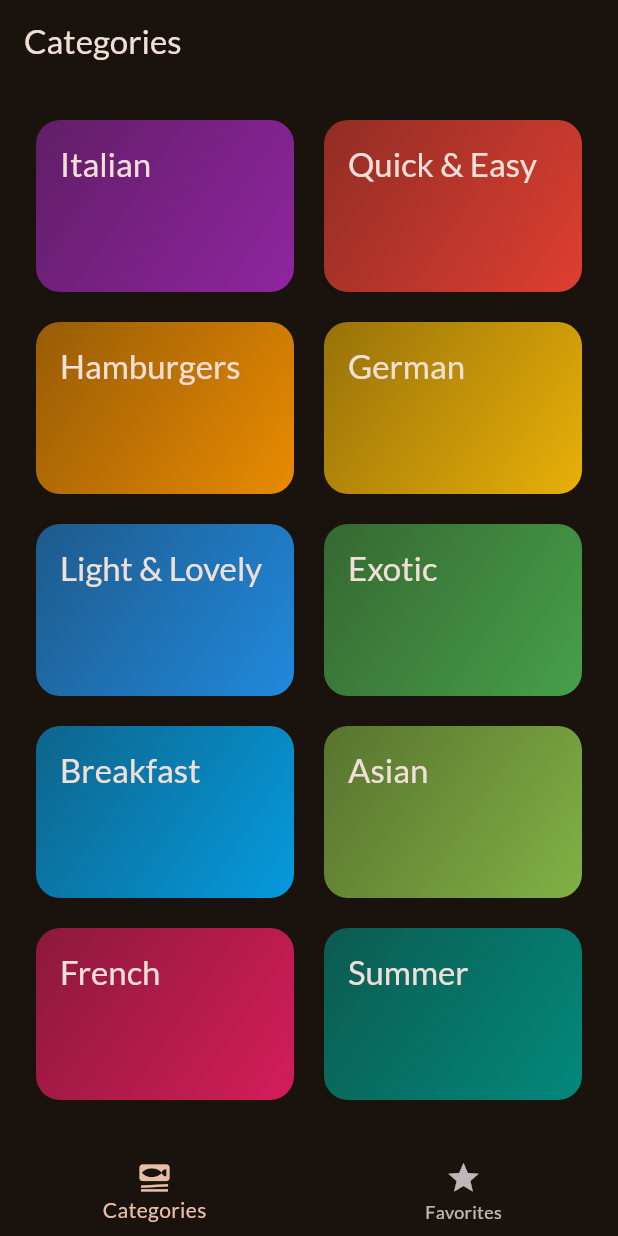
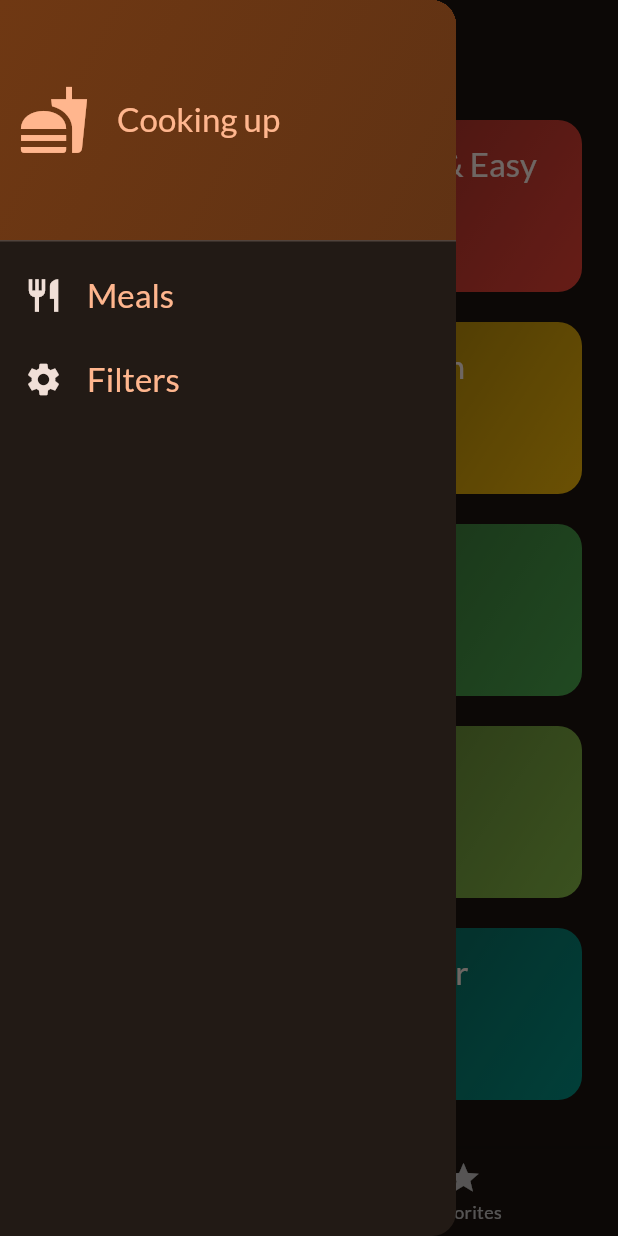
Before and after one commit to never47/flutter-meals-app, a Flutter app: the screen it shows after launch, with the side drawer open (before the commit the screen has no drawer), on a phone screen of 412 x 824 dp. Run offline on Flutter 3.47's test engine with Material 3 defaults, Android fonts, the phone set to English and light mode, and no system bars; our stand-ins replace google_fonts, transparent_image.

Commit message:
add: right tab

```diff
--- a/lib/screens/tabs.dart
+++ b/lib/screens/tabs.dart
@@ -1,7 +1,9 @@
 import 'package:flutter/material.dart';
 import 'package:meals_app/screens/categories.dart';
+import 'package:meals_app/screens/filters.dart';
 import 'package:meals_app/screens/meals.dart';
 import 'package:meals_app/models/meal.dart';
+import 'package:meals_app/widgets/main_drawer.dart';
 
 class TabsScreen extends StatefulWidget {
   const TabsScreen({super.key});
@@ -47,6 +49,10 @@ class _TabsScreen extends State<TabsScreen> {
     });
   }
 
+  void _setScreen(String identifier) {
+    Navigator.of(context).pop();
+  }
+
   @override
   Widget build(BuildContext context) {
     Widget activePage = CategoriesScreen(
@@ -66,6 +72,9 @@ class _TabsScreen extends State<TabsScreen> {
       appBar: AppBar(
         title: Text(activePageTitle),
       ),
+      drawer: MainDrawer(
+        onSelectScreen: _setScreen,
+      ),
       body: activePage,
       bottomNavigationBar: BottomNavigationBar(
         onTap: _selectPage,
--- /dev/null
+++ b/lib/widgets/main_drawer.dart
@@ -0,0 +1,86 @@
+import 'package:flutter/material.dart';
+
+class MainDrawer extends StatelessWidget {
+  const MainDrawer({
+    super.key,
+    required this.onSelectScreen,
+  });
+
+  final void Function(String identifier) onSelectScreen;
+
+  @override
+  Widget build(BuildContext context) {
+    return Drawer(
+      child: Column(
+        children: [
+          DrawerHeader(
+            padding: const EdgeInsets.all(12),
+            decoration: BoxDecoration(
+              gradient: LinearGradient(
+                colors: [
+                  Theme.of(context).colorScheme.primaryContainer,
+                  Theme.of(context)
+                      .colorScheme
+                      .primaryContainer
+                      .withOpacity(0.8),
+                ],
+                begin: Alignment.topLeft,
+                end: Alignment.bottomRight,
+              ),
+            ),
+            child: Row(
+              children: [
+                Icon(
+                  Icons.fastfood,
+                  size: 48,
+                  color: Theme.of(context).colorScheme.primary,
+                ),
+                const SizedBox(
+                  width: 18,
+                ),
+                Text(
+                  'Cooking up',
+                  style: Theme.of(context).textTheme.titleLarge!.copyWith(
+                        color: Theme.of(context).colorScheme.primary,
+                      ),
+                ),
+              ],
+            ),
+          ),
+          ListTile(
+            leading: Icon(
+              Icons.restaurant,
+              size: 26,
+              color: Theme.of(context).colorScheme.onBackground,
+            ),
+            title: Text(
+              'Meals',
+              style: Theme.of(context).textTheme.titleLarge!.copyWith(
+                    color: Theme.of(context).colorScheme.primary,
+                  ),
+            ),
+            onTap: () {
+              onSelectScreen('meals');
+            },
+          ),
+          ListTile(
+            leading: Icon(
+              Icons.settings,
+              size: 26,
+              color: Theme.of(context).colorScheme.onBackground,
+            ),
+            title: Text(
+              'Filters',
+              style: Theme.of(context).textTheme.titleLarge!.copyWith(
+                    color: Theme.of(context).colorScheme.primary,
+                  ),
+            ),
+            onTap: () {
+              onSelectScreen('filters');
+            },
+          ),
+        ],
+      ),
+    );
+  }
+}
```
